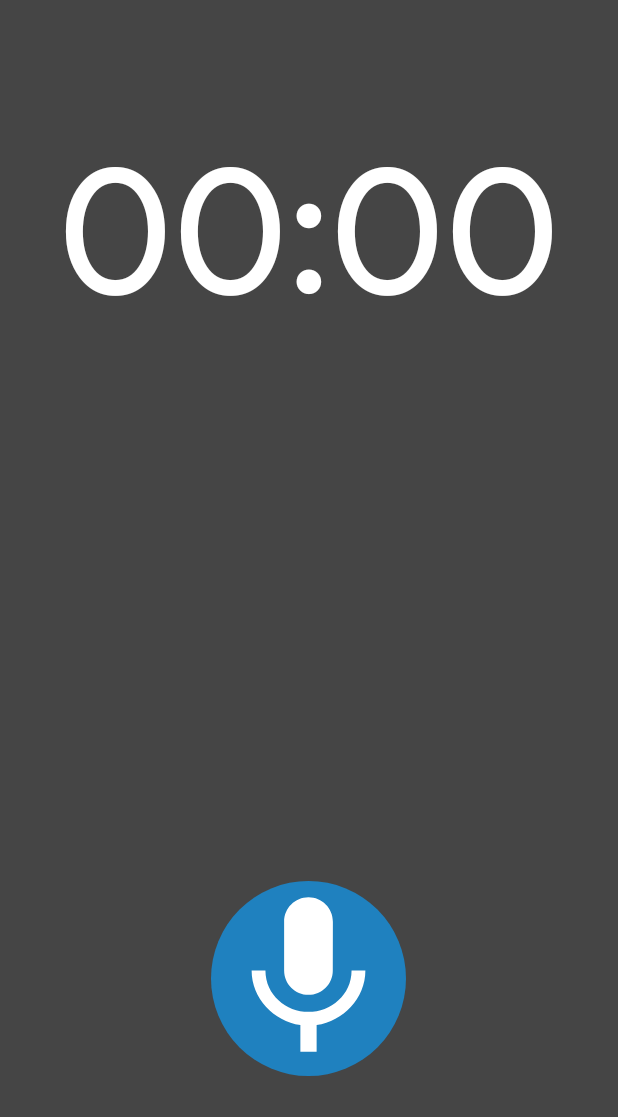
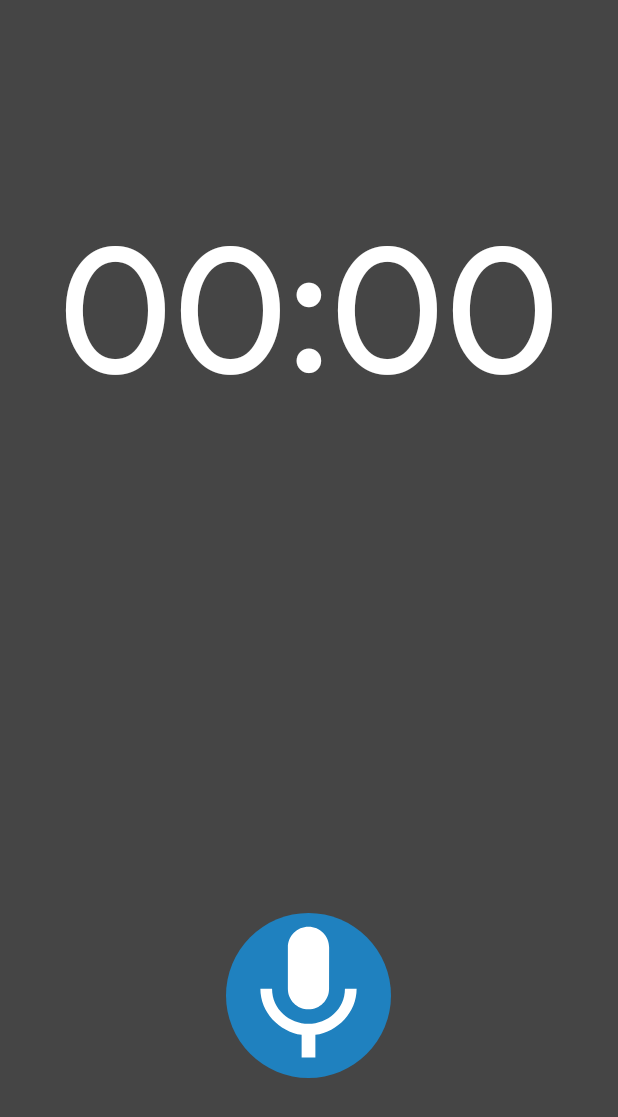
Before and after one commit to eromeroa/Audiopinions, an Android app: the screen it shows after launch (MainActivity), on a phone screen of 412 x 824 dp. Shown: the top 1117 px of the screen. Run offline under Robolectric (Android 15) with nearby library versions, the phone set to English and light mode, and no system bars.

Commit message:
Pequeños ajustes en la interfaz. Añadidos iconos a los botones laterales y cambio en el layout.

```diff
--- a/app/src/main/AndroidManifest.xml
+++ b/app/src/main/AndroidManifest.xml
@@ -1,7 +1,9 @@
 <?xml version="1.0" encoding="utf-8"?>
 <manifest xmlns:android="http://schemas.android.com/apk/res/android"
     package="com.example.android.audiopinions">
+
     <uses-permission android:name="android.permission.RECORD_AUDIO" />
+
     <application
         android:allowBackup="true"
         android:icon="@mipmap/ic_launcher"
@@ -9,7 +11,9 @@
         android:roundIcon="@mipmap/ic_launcher_round"
         android:supportsRtl="true"
         android:theme="@style/AppTheme">
-        <activity android:name=".MainActivity">
+        <activity
+            android:name=".MainActivity"
+            android:screenOrientation="portrait">
             <intent-filter>
                 <action android:name="android.intent.action.MAIN" />
 
@@ -17,4 +21,5 @@
             </intent-filter>
         </activity>
     </application>
+
 </manifest>
--- a/app/src/main/java/com/example/android/audiopinions/MainActivity.java
+++ b/app/src/main/java/com/example/android/audiopinions/MainActivity.java
@@ -3,6 +3,7 @@ package com.example.android.audiopinions;
 import android.Manifest;
 import android.content.DialogInterface;
 import android.content.pm.PackageManager;
+import android.graphics.Color;
 import android.media.MediaPlayer;
 import android.media.MediaRecorder;
 import android.os.SystemClock;
@@ -11,6 +12,7 @@ import android.support.v4.content.ContextCompat;
 import android.support.v7.app.AlertDialog;
 import android.support.v7.app.AppCompatActivity;
 import android.os.Bundle;
+import android.text.Html;
 import android.view.View;
 import android.widget.Button;
 import android.widget.Chronometer;
@@ -25,8 +27,8 @@ public class MainActivity extends AppCompatActivity {
     private boolean recorded;
     private boolean playing;
     private ImageButton centralButton;
-    private Button leftButton;
-    private Button rightButton;
+    private ImageButton leftButton;
+    private ImageButton rightButton;
 
     private final int MY_PERMISSIONS_RECORD_AUDIO = 1;
 
@@ -60,6 +62,22 @@ public class MainActivity extends AppCompatActivity {
             if (!playing) playAudio();
             else stopAudio();
         }
+    }
+
+    public void leftButton(View v){
+        AlertDialog.Builder confirm = new AlertDialog.Builder(this);
+        confirm.setMessage("¿Seguro que desea eliminar la grabación?");
+        confirm.setPositiveButton(Html.fromHtml("<font color='#dd0000'>Borrar</font>"), new DialogInterface.OnClickListener() {
+            @Override
+            public void onClick(DialogInterface dialogInterface, int i) {
+                deleteAudio();
+            }
+        });
+        confirm.setNegativeButton("Cancelar", new DialogInterface.OnClickListener() {
+            @Override
+            public void onClick(DialogInterface dialogInterface, int i) { }
+        });
+        confirm.show();
     }
 
     private void startChrono(){
@@ -165,6 +183,14 @@ public class MainActivity extends AppCompatActivity {
         });
     }
 
+    private void deleteAudio(){
+        resetChrono();
+        deactivateLateralButtons();
+        changeCentralButtonIcon("mic");
+        recorded = false;
+        deleteFile("audio.aac");
+    }
+
     private void setViews(){
         chrono = findViewById(R.id.chronometer);
         centralButton = findViewById(R.id.centralButton);
@@ -180,31 +206,6 @@ public class MainActivity extends AppCompatActivity {
         ActivityCompat.requestPermissions(this, new String[]{Manifest.permission.RECORD_AUDIO}, MY_PERMISSIONS_RECORD_AUDIO);
     }
 
-    public void leftButton(View v){
-        new AlertDialog.Builder(this)
-                .setMessage("¿Seguro que quiere eliminar la grabación?")
-                .setPositiveButton("Borrar", new DialogInterface.OnClickListener() {
-                    @Override
-                    public void onClick(DialogInterface dialogInterface, int i) {
-                        deleteAudio();
-                    }
-                })
-                .setNegativeButton("Cancelar", new DialogInterface.OnClickListener() {
-                    @Override
-                    public void onClick(DialogInterface dialogInterface, int i) { }
-                })
-                .show();
-    }
-
-    private void deleteAudio(){
-        resetChrono();
-        deactivateLateralButtons();
-        changeCentralButtonIcon("mic");
-        recorded = false;
-        deleteFile("audio.aac");
-    }
-
-
     @Override
     public void onRequestPermissionsResult(int requestCode, String[] permissions, int[] grantResults) {
         if (requestCode == MY_PERMISSIONS_RECORD_AUDIO){
--- /dev/null
+++ b/app/src/main/res/drawable/delete_icon.xml
@@ -0,0 +1,5 @@
+<vector android:height="24dp" android:tint="#ffffff"
+    android:viewportHeight="24.0" android:viewportWidth="24.0"
+    android:width="24dp" xmlns:android="http://schemas.android.com/apk/res/android">
+    <path android:fillColor="#FF000000" android:pathData="M19,6.41L17.59,5 12,10.59 6.41,5 5,6.41 10.59,12 5,17.59 6.41,19 12,13.41 17.59,19 19,17.59 13.41,12z"/>
+</vector>
--- /dev/null
+++ b/app/src/main/res/drawable/next_icon.xml
@@ -0,0 +1,5 @@
+<vector android:height="24dp" android:tint="#ffffff"
+    android:viewportHeight="24.0" android:viewportWidth="24.0"
+    android:width="24dp" xmlns:android="http://schemas.android.com/apk/res/android">
+    <path android:fillColor="#FF000000" android:pathData="M10,6L8.59,7.41 13.17,12l-4.58,4.59L10,18l6,-6z"/>
+</vector>
--- a/app/src/main/res/layout/activity_main.xml
+++ b/app/src/main/res/layout/activity_main.xml
@@ -1,39 +1,45 @@
 <?xml version="1.0" encoding="utf-8"?>
 <android.support.constraint.ConstraintLayout xmlns:android="http://schemas.android.com/apk/res/android"
+    xmlns:app="http://schemas.android.com/apk/res-auto"
     xmlns:tools="http://schemas.android.com/tools"
     android:layout_width="match_parent"
     android:layout_height="match_parent"
     android:background="@color/colorPrimaryDark"
-    tools:context=".MainActivity">
-
-    <LinearLayout
-        android:layout_width="match_parent"
-        android:layout_height="match_parent"
-        android:orientation="vertical">
-
-        <LinearLayout
-            android:layout_width="match_parent"
-            android:layout_height="0dp"
-            android:layout_weight="7"
-            android:orientation="vertical">
+    tools:context=".MainActivity"
+    tools:layout_editor_absoluteY="25dp">
 
     <Chronometer
         android:id="@+id/chronometer"
         android:layout_width="wrap_content"
         android:layout_height="wrap_content"
         android:layout_gravity="center"
-                android:layout_marginTop="80dp"
         android:fontFamily="@font/product_sans_regular"
         android:textColor="#ffffff"
-                android:textSize="120sp"/>
+        android:textSize="120sp"
+        app:layout_constraintBottom_toTopOf="@+id/view"
+        app:layout_constraintEnd_toEndOf="parent"
+        app:layout_constraintStart_toStartOf="parent"
+        app:layout_constraintTop_toTopOf="parent" />
 
-        </LinearLayout>
+    <View
+        android:id="@+id/view"
+        android:layout_width="match_parent"
+        android:layout_height="1dp"
+        app:layout_constraintBottom_toBottomOf="parent"
+        app:layout_constraintTop_toTopOf="parent" />
 
     <LinearLayout
+        android:id="@+id/linearLayout"
         android:layout_width="match_parent"
-            android:layout_height="0dp"
+        android:layout_height="wrap_content"
         android:layout_weight="5"
-            android:orientation="horizontal">
+        android:orientation="horizontal"
+        app:layout_constraintBottom_toBottomOf="parent"
+        app:layout_constraintEnd_toEndOf="parent"
+        app:layout_constraintHorizontal_bias="1.0"
+        app:layout_constraintStart_toStartOf="parent"
+        app:layout_constraintTop_toBottomOf="@+id/view"
+        app:layout_constraintVertical_bias="0.65">
 
         <LinearLayout
             android:layout_width="wrap_content"
@@ -43,7 +49,7 @@
             android:layout_weight="1"
             android:orientation="vertical">
 
-                <Button
+            <ImageButton
                 android:id="@+id/leftButton"
                 android:layout_width="75dp"
                 android:layout_height="75dp"
@@ -51,23 +57,23 @@
                 android:background="@drawable/button_animation"
                 android:gravity="center"
                 android:onClick="leftButton"
-                    android:text="Delete"
-                    android:textColor="#ffffff"
+                android:scaleType="fitXY"
+                android:src="@drawable/delete_icon"
                 android:visibility="invisible" />
         </LinearLayout>
 
         <LinearLayout
             android:id="@+id/container"
             android:layout_width="wrap_content"
-                android:layout_height="130dp"
+            android:layout_height="wrap_content"
             android:layout_gravity="center"
             android:layout_weight="1"
             android:orientation="vertical">
 
             <ImageButton
                 android:id="@+id/centralButton"
-                    android:layout_width="130dp"
-                    android:layout_height="130dp"
+                android:layout_width="110dp"
+                android:layout_height="110dp"
                 android:layout_gravity="center"
                 android:background="@drawable/button_animation"
                 android:onClick="centralButton"
@@ -83,20 +89,19 @@
             android:layout_weight="1"
             android:orientation="vertical">
 
-                <Button
+            <ImageButton
                 android:id="@+id/rightButton"
                 android:layout_width="75dp"
                 android:layout_height="75dp"
                 android:layout_gravity="center"
                 android:background="@drawable/button_animation"
                 android:gravity="center"
-                    android:text="Send"
-                    android:textColor="#ffffff"
+                android:scaleType="fitXY"
+                android:src="@drawable/next_icon"
                 android:visibility="invisible" />
         </LinearLayout>
 
     </LinearLayout>
 
-    </LinearLayout>
 
 </android.support.constraint.ConstraintLayout>
```
Lines whose indentation alone changed are shown as unchanged.
